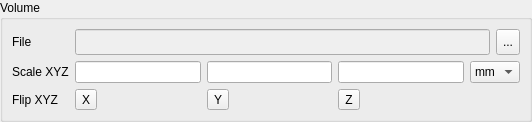
Above: autoscoper/src/ui/ui-files/VolumeBox.ui from BrownBiomechanics/Autoscoper before the change. Below: the same form after it.
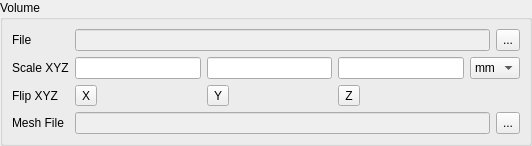
That is the form after the change.

Commit message:
ENH: Add mesh file field in new trial UI
Since the mesh file associated with each of the volumes in a trial are
required only for collision detection, the UI field is hidden if
compiled without Autoscoper_COLLISION_DETECTION.
This commit also fixes a small bug with relative vs. absolute paths when
parsing mesh file paths in a trial config. Future commits will establish
a new config version to specify these paths and will not compile this
logic when Autoscoper_COLLISION_DETECTION is off.

```diff
--- a/autoscoper/src/ui/ui-files/VolumeBox.ui
+++ b/autoscoper/src/ui/ui-files/VolumeBox.ui
@@ -146,6 +146,39 @@
         </item>
        </widget>
       </item>
+      <item row="4" column="0">
+       <widget class="QLabel" name="meshFileLabel">
+        <property name="text">
+         <string>Mesh File</string>
+        </property>
+       </widget>
+      </item>
+      <item row="4" column="1" colspan="4">
+       <widget class="QLineEdit" name="lineEdit_MeshFile">
+        <property name="enabled">
+         <bool>false</bool>
+        </property>
+        <property name="sizePolicy">
+         <sizepolicy hsizetype="Expanding" vsizetype="Preferred">
+          <horstretch>0</horstretch>
+          <verstretch>0</verstretch>
+         </sizepolicy>
+        </property>
+       </widget>
+      </item>
+      <item row="4" column="5">
+       <widget class="QToolButton" name="toolButton_MeshFile">
+        <property name="sizePolicy">
+         <sizepolicy hsizetype="Fixed" vsizetype="Preferred">
+          <horstretch>0</horstretch>
+          <verstretch>0</verstretch>
+         </sizepolicy>
+        </property>
+        <property name="text">
+         <string>...</string>
+        </property>
+       </widget>
+      </item>
      </layout>
     </widget>
    </item>
```
The commit also changes 5 other files.
